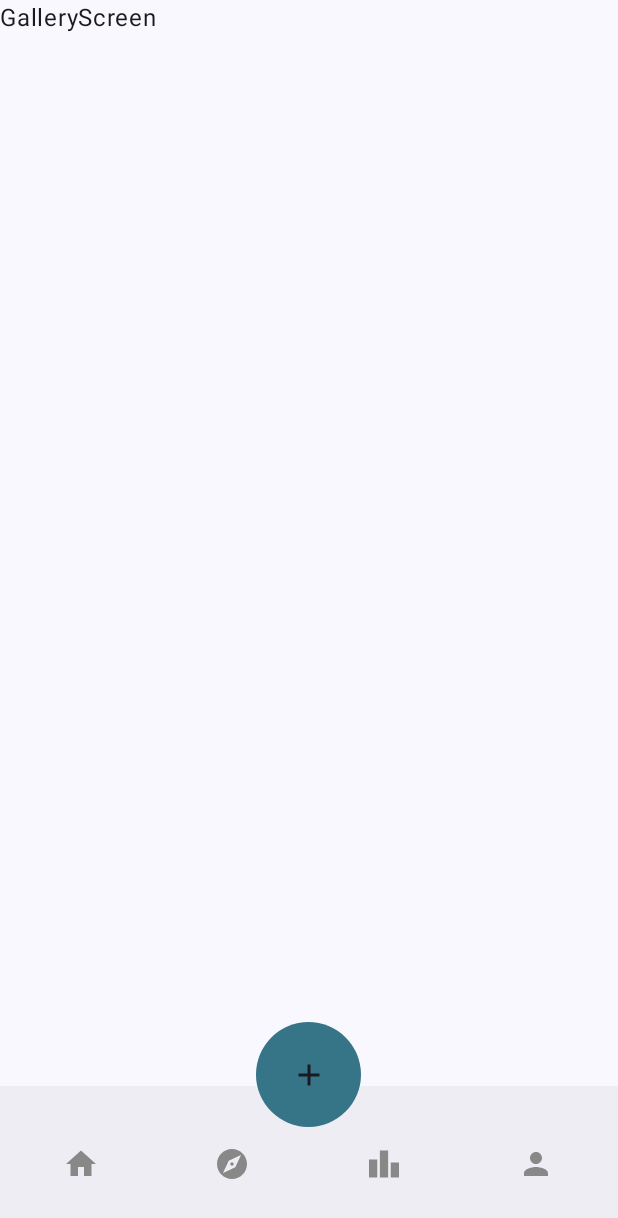
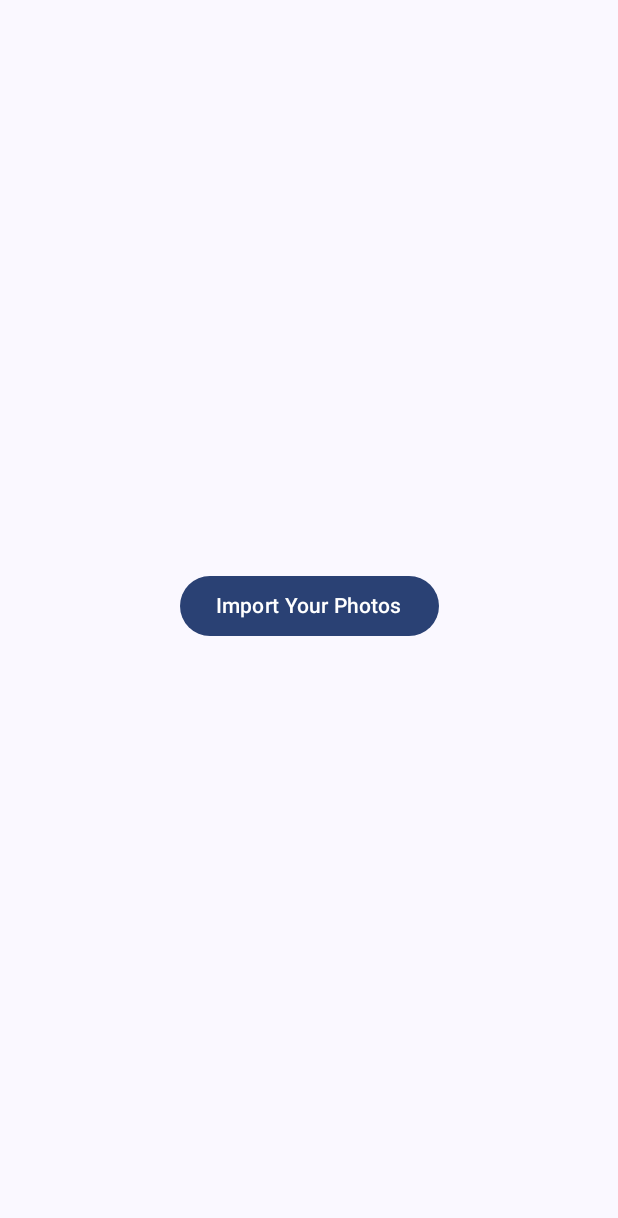
Before and after one commit to SteveAlmighty/ShutterFlow, an Android app built with Jetpack Compose: the PhotoGalleryScreen screen opened through its navigation route, on a phone screen of 412 x 824 dp. Shown: the top 1218 px of the screen. Run offline under Robolectric (Android 15) with nearby library versions, the phone set to English and light mode, and no system bars; our stand-ins replace Room's generated code.

Commit message:
added photopicker and room db persistent storage

```diff
--- a/app/src/main/AndroidManifest.xml
+++ b/app/src/main/AndroidManifest.xml
@@ -1,6 +1,8 @@
 <?xml version="1.0" encoding="utf-8"?>
 <manifest xmlns:android="http://schemas.android.com/apk/res/android"
     xmlns:tools="http://schemas.android.com/tools">
+
+
 
     <application
         android:allowBackup="true"
--- a/app/src/main/java/com/example/shutterflow/MainActivity.kt
+++ b/app/src/main/java/com/example/shutterflow/MainActivity.kt
@@ -11,16 +11,18 @@ import androidx.compose.material3.Text
 import androidx.compose.runtime.Composable
 import androidx.compose.ui.Modifier
 import androidx.compose.ui.tooling.preview.Preview
+import com.example.shutterflow.presentation.gallery.PhotoGalleryViewModel
 import com.example.shutterflow.ui.theme.ShutterflowTheme
 import com.example.shutterflow.utils.NavHostScreen
 
 class MainActivity : ComponentActivity() {
     override fun onCreate(savedInstanceState: Bundle?) {
         super.onCreate(savedInstanceState)
+        val viewModel = PhotoGalleryViewModel(applicationContext)
         enableEdgeToEdge()
         setContent {
             ShutterflowTheme {
-                NavHostScreen()
+                NavHostScreen(viewModel)
             }
         }
     }
--- /dev/null
+++ b/app/src/main/java/com/example/shutterflow/presentation/gallery/AddImageViewModel.kt
@@ -0,0 +1,36 @@
+package com.example.shutterflow.presentation.gallery
+
+
+import android.content.Context
+import androidx.lifecycle.ViewModel
+import androidx.lifecycle.viewModelScope
+import com.example.shutterflow.data.DatabaseProvider
+import com.example.shutterflow.data.ImageEntity
+import kotlinx.coroutines.flow.SharingStarted
+import kotlinx.coroutines.flow.stateIn
+import kotlinx.coroutines.launch
+import java.io.File
+
+class PhotoGalleryViewModel(context: Context) : ViewModel() {
+    private val db = DatabaseProvider.getDatabase(context)
+    private val dao = db.imageDao()
+
+    val images = dao.getAllImages().stateIn(
+        viewModelScope,
+        SharingStarted.WhileSubscribed(),
+        emptyList()
+    )
+
+    fun addImage(filePath: String) {
+        viewModelScope.launch {
+            dao.insert(ImageEntity(filePath = filePath, timestamp = System.currentTimeMillis()))
+        }
+    }
+
+    fun deleteImage(image: ImageEntity) {
+        viewModelScope.launch {
+            File(image.filePath).delete()
+            dao.delete(image)
+        }
+    }
+}
--- a/app/src/main/java/com/example/shutterflow/presentation/gallery/GalleryScreen.kt
+++ b/app/src/main/java/com/example/shutterflow/presentation/gallery/GalleryScreen.kt
@@ -1,10 +1,121 @@
 package com.example.shutterflow.presentation.gallery
 
+import android.content.Context
+import android.net.Uri
+import androidx.activity.compose.rememberLauncherForActivityResult
+import androidx.activity.result.PickVisualMediaRequest
+import androidx.activity.result.contract.ActivityResultContracts
+import androidx.compose.foundation.Image
+import androidx.compose.foundation.background
+import androidx.compose.foundation.layout.Arrangement
+import androidx.compose.foundation.layout.Box
+import androidx.compose.foundation.layout.Column
+import androidx.compose.foundation.layout.Spacer
+import androidx.compose.foundation.layout.aspectRatio
+import androidx.compose.foundation.layout.fillMaxSize
+import androidx.compose.foundation.layout.height
+import androidx.compose.foundation.layout.padding
+import androidx.compose.foundation.layout.size
+import androidx.compose.foundation.lazy.grid.GridCells
+import androidx.compose.foundation.lazy.grid.LazyVerticalGrid
+import androidx.compose.foundation.lazy.grid.items
+import androidx.compose.foundation.shape.CircleShape
+import androidx.compose.foundation.shape.RoundedCornerShape
+import androidx.compose.material.icons.Icons
+import androidx.compose.material.icons.filled.Delete
+import androidx.compose.material3.Button
+import androidx.compose.material3.Icon
+import androidx.compose.material3.IconButton
 import androidx.compose.material3.Text
 import androidx.compose.runtime.Composable
+import androidx.compose.runtime.collectAsState
+import androidx.compose.runtime.getValue
+import androidx.compose.ui.Alignment
+import androidx.compose.ui.Modifier
+import androidx.compose.ui.draw.clip
+import androidx.compose.ui.graphics.Color
+import androidx.compose.ui.platform.LocalContext
+import androidx.compose.ui.unit.dp
+import coil.compose.rememberAsyncImagePainter
+import java.io.File
+
+@Composable
+fun PhotoGalleryScreen(viewModel: PhotoGalleryViewModel) {
+    val context = LocalContext.current
+    val images by viewModel.images.collectAsState()
 
 
-@Composable
-fun GalleryScreen(){
-    Text(text = "GalleryScreen")
+    val multiplePhotoPickerLauncher = rememberLauncherForActivityResult(
+        contract = ActivityResultContracts.PickMultipleVisualMedia(),
+        onResult = { uris ->
+            uris.forEach { uri ->
+                val file = saveImageToInternalStorage(context, uri)
+                file?.let { viewModel.addImage(it.absolutePath) }
+            }
+        }
+    )
+
+    Column(
+        Modifier.fillMaxSize().padding(16.dp),
+        verticalArrangement = Arrangement.Center,
+        horizontalAlignment = Alignment.CenterHorizontally
+    ) {
+
+        Button(onClick = {
+            multiplePhotoPickerLauncher.launch(
+                PickVisualMediaRequest(ActivityResultContracts.PickVisualMedia.ImageOnly)
+            )
+        }) {
+            Text(text = "Import Your Photos")
+        }
+
+        Spacer(Modifier.height(16.dp))
+
+        LazyVerticalGrid(
+            columns = GridCells.Fixed(3),
+            verticalArrangement = Arrangement.spacedBy(8.dp),
+            horizontalArrangement = Arrangement.spacedBy(8.dp)
+        ) {
+            items(images) { image ->
+                Box {
+                    Image(
+                        painter = rememberAsyncImagePainter(File(image.filePath)),
+                        contentDescription = null,
+                        modifier = Modifier
+                            .aspectRatio(1f)
+                            .clip(RoundedCornerShape(8.dp))
+                    )
+
+                    IconButton(
+                        onClick = { viewModel.deleteImage(image) },
+                        modifier = Modifier
+                            .align(Alignment.TopEnd)
+                            .background(Color.Black.copy(alpha = 0.6f), CircleShape)
+                            .size(24.dp)
+                    ) {
+                        Icon(Icons.Default.Delete, contentDescription = "Delete", tint = Color.White)
+                    }
+                }
+            }
+        }
+    }
 }
+
+
+
+fun saveImageToInternalStorage(context: Context, uri: Uri): File? {
+    return try {
+        val inputStream = context.contentResolver.openInputStream(uri) ?: return null
+        val imagesDir = File(context.filesDir, "images")
+        if (!imagesDir.exists()) imagesDir.mkdirs()
+
+        val file = File(imagesDir, "IMG_${System.currentTimeMillis()}.jpg")
+        file.outputStream().use { outputStream ->
+            inputStream.copyTo(outputStream)
+        }
+        file
+    } catch (e: Exception) {
+        e.printStackTrace()
+        null
+    }
+}
--- a/app/src/main/java/com/example/shutterflow/utils/Navigation.kt
+++ b/app/src/main/java/com/example/shutterflow/utils/Navigation.kt
@@ -32,7 +32,8 @@ import androidx.navigation.compose.currentBackStackEntryAsState
 import androidx.navigation.compose.rememberNavController
 import com.example.shutterflow.R
 import com.example.shutterflow.presentation.explore.ExploreScreen
-import com.example.shutterflow.presentation.gallery.GalleryScreen
+import com.example.shutterflow.presentation.gallery.PhotoGalleryScreen
+import com.example.shutterflow.presentation.gallery.PhotoGalleryViewModel
 import com.example.shutterflow.presentation.home.HomeScreen
 import com.example.shutterflow.presentation.log.LogScreen
 import com.example.shutterflow.presentation.profile.ProfileScreen
@@ -40,7 +41,7 @@ import com.example.shutterflow.ui.theme.TealBlue
 
 
 @Composable
-fun NavHostScreen() {
+fun NavHostScreen(viewModel: PhotoGalleryViewModel) {
     val navController = rememberNavController()
     var bottomBarVisibility by remember {
         mutableStateOf(true)
@@ -63,7 +64,15 @@ fun NavHostScreen() {
         floatingActionButton = {
             AnimatedVisibility(visible = bottomBarVisibility) {
                 FloatingActionButton(
-                    onClick = {},
+                    onClick = {
+                        navController.navigate("/gallery") {
+                            popUpTo(navController.graph.startDestinationId) {
+                                saveState = true
+                            }
+                            launchSingleTop = true
+                            restoreState = true
+                        }
+                    },
                     containerColor = TealBlue,
                     modifier = Modifier
                         .offset(y = 43.dp)
@@ -101,9 +110,10 @@ fun NavHostScreen() {
                 bottomBarVisibility = false
                 ProfileScreen()
             }
+
             composable(route = "/gallery") {
-                bottomBarVisibility = true // Show the bottom bar if you want it visible
-                GalleryScreen()
+                bottomBarVisibility = false // Show the bottom bar if you want it visible
+                PhotoGalleryScreen(viewModel)
             }
         }
     }
--- a/gradle/libs.versions.toml
+++ b/gradle/libs.versions.toml
@@ -1,5 +1,6 @@
 [versions]
 agp = "8.8.0"
+coilCompose = "2.1.0"
 kotlin = "2.0.0"
 coreKtx = "1.16.0"
 junit = "4.13.2"
@@ -15,6 +16,7 @@ storage = "1.5.0"
 
 [libraries]
 androidx-core-ktx = { group = "androidx.core", name = "core-ktx", version.ref = "coreKtx" }
+coil-compose = { module = "io.coil-kt:coil-compose", version.ref = "coilCompose" }
 junit = { group = "junit", name = "junit", version.ref = "junit" }
 androidx-junit = { group = "androidx.test.ext", name = "junit", version.ref = "junitVersion" }
 androidx-espresso-core = { group = "androidx.test.espresso", name = "espresso-core", version.ref = "espressoCore" }
```
Also changed, not shown: app/build.gradle.kts (+14 -0 lines), app/src/main/java/com/example/shutterflow/data/AppDb.kt (added, +9 -0 lines), app/src/main/java/com/example/shutterflow/data/DbProvider.kt (added, +18 -0 lines), app/src/main/java/com/example/shutterflow/data/ImageDao.kt (added, +21 -0 lines), app/src/main/java/com/example/shutterflow/data/ImageEntity.kt (added, +11 -0 lines).
